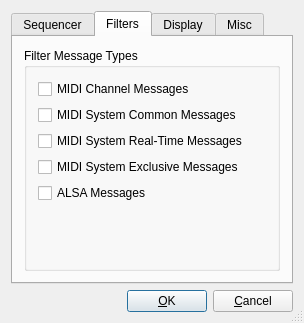
The window that src/configdialogbase.ui (KottV/kmidimon) describes before a commit, drawn with Qt 5.
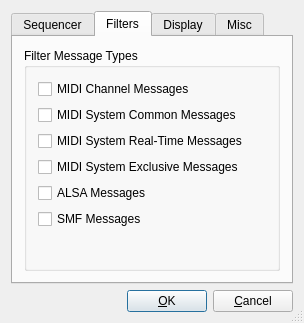
The same window after the commit. The open tabs and pages were chosen to show the change. Custom widgets are drawn as their Qt base class.

The edit to the form file:
```diff
--- a/src/configdialogbase.ui
+++ b/src/configdialogbase.ui
@@ -180,6 +180,16 @@
             </property>
            </widget>
           </item>
+          <item>
+           <widget class="QCheckBox" name="m_smfmsg" >
+            <property name="whatsThis" >
+             <string>Standard MIDI file (SMF) messages include: key/time signature and text messages</string>
+            </property>
+            <property name="text" >
+             <string>SMF Messages</string>
+            </property>
+           </widget>
+          </item>
           <item>
            <spacer name="verticalSpacer_3" >
             <property name="orientation" >
```
Left out of the diff: 63 changed lines with no effect on the pictures.
